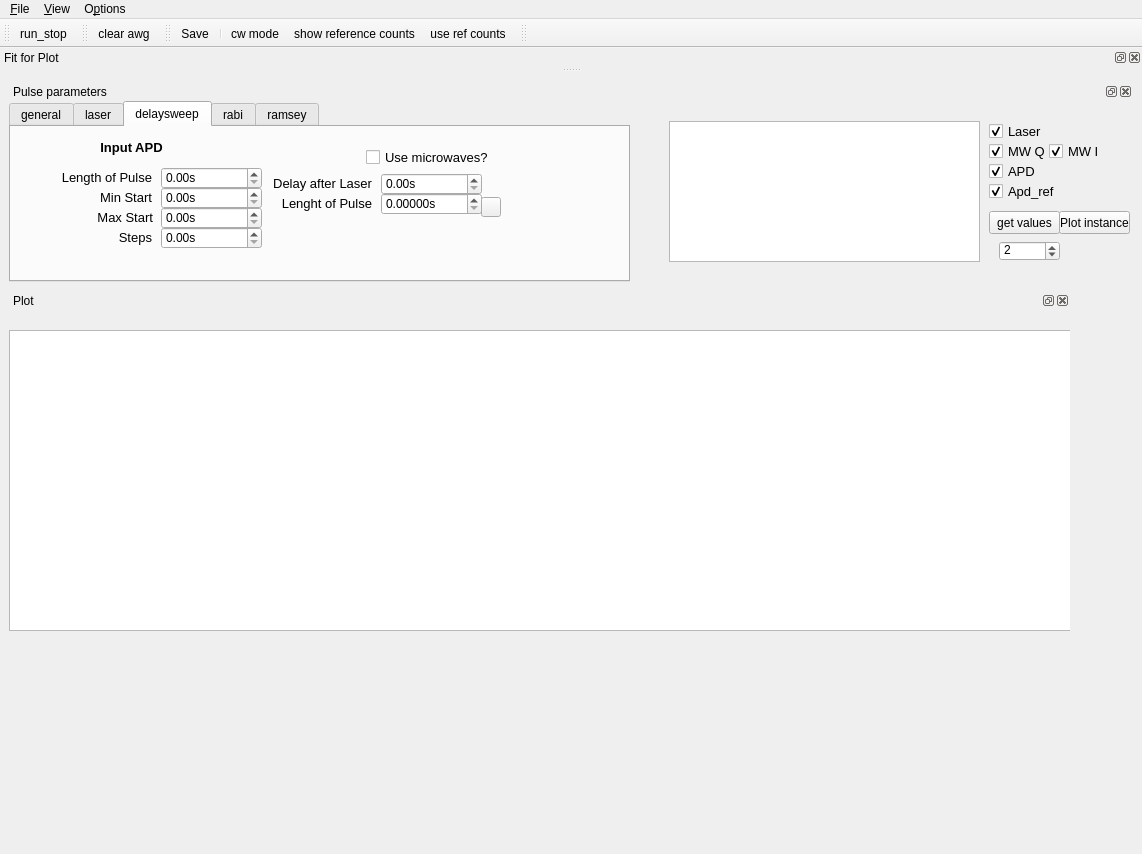
Before: the Qt Designer form gui/pulsed/pulsed.ui in pikestefan/qudi_slab, drawn with Qt 5.
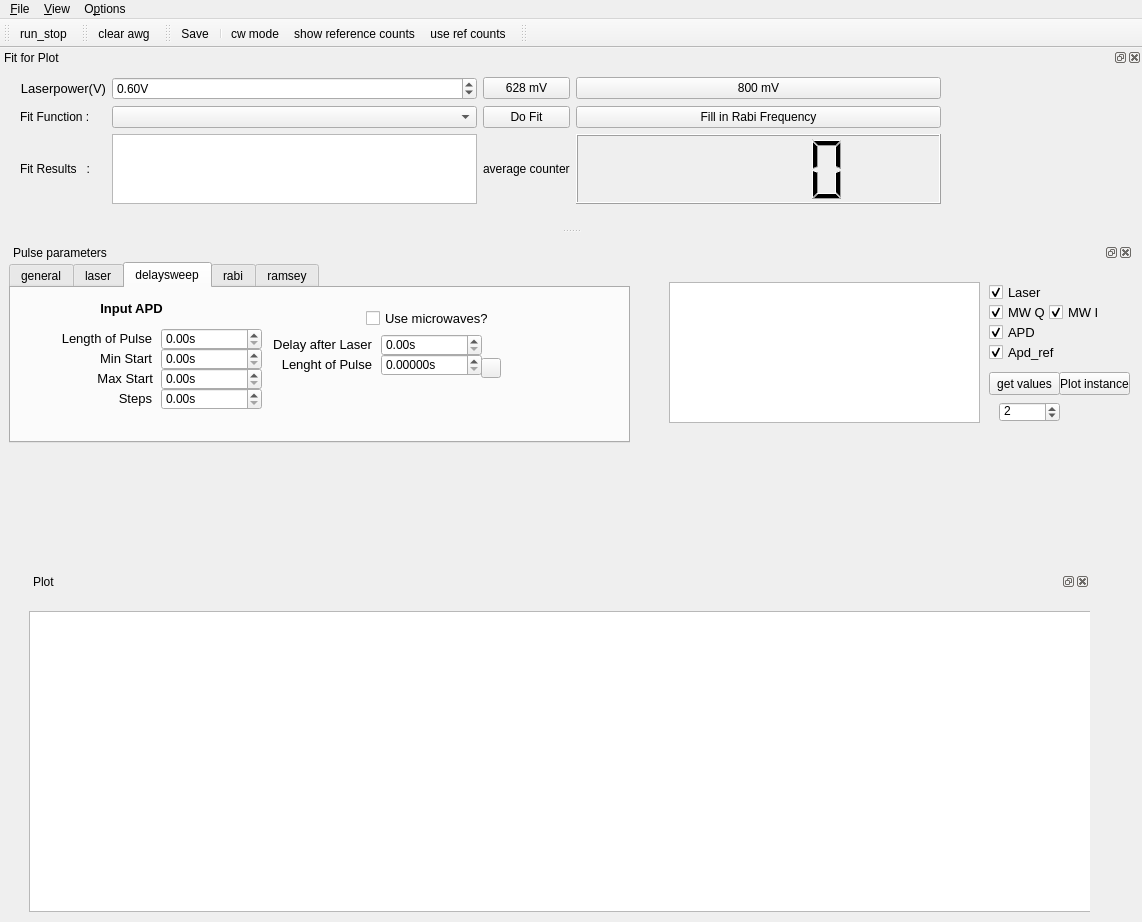
After: the same form once the commit is applied. Icons and pictures are not drawn. Custom widgets are drawn as their Qt base class.

Commit message: General edits: fixed some cosmetics.

The edit to the form file:
```diff
--- a/gui/pulsed/pulsed.ui
+++ b/gui/pulsed/pulsed.ui
@@ -7,7 +7,7 @@
     <x>0</x>
     <y>0</y>
     <width>1142</width>
-    <height>854</height>
+    <height>922</height>
    </rect>
   </property>
   <property name="contextMenuPolicy">
@@ -1716,8 +1716,8 @@
         <widget class="QDockWidget" name="plot_widget">
          <property name="geometry">
           <rect>
-           <x>0</x>
-           <y>190</y>
+           <x>20</x>
+           <y>310</y>
            <width>1061</width>
            <height>401</height>
           </rect>
@@ -2025,6 +2025,12 @@
      <verstretch>0</verstretch>
     </sizepolicy>
    </property>
+   <property name="minimumSize">
+    <size>
+     <width>80</width>
+     <height>180</height>
+    </size>
+   </property>
    <property name="baseSize">
     <size>
      <width>0</width>
```
The commit also changes 1 other file.
